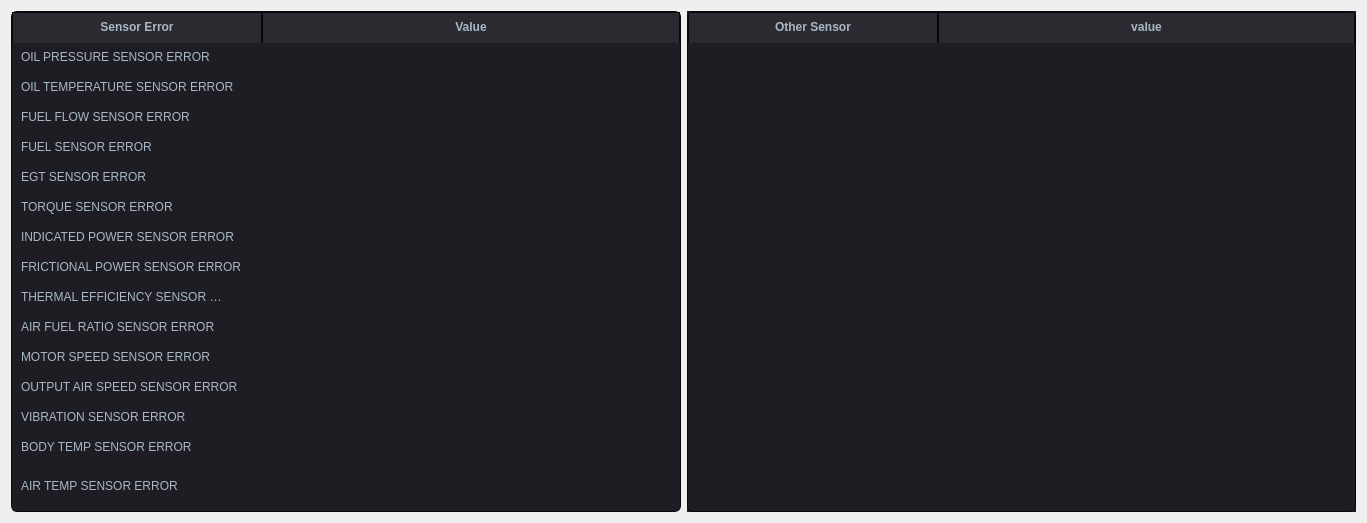
First picture: the form in src/sensorerrortable.ui, repository Mehran1383/Aircraft_Engine_Monitoring, before the edit.
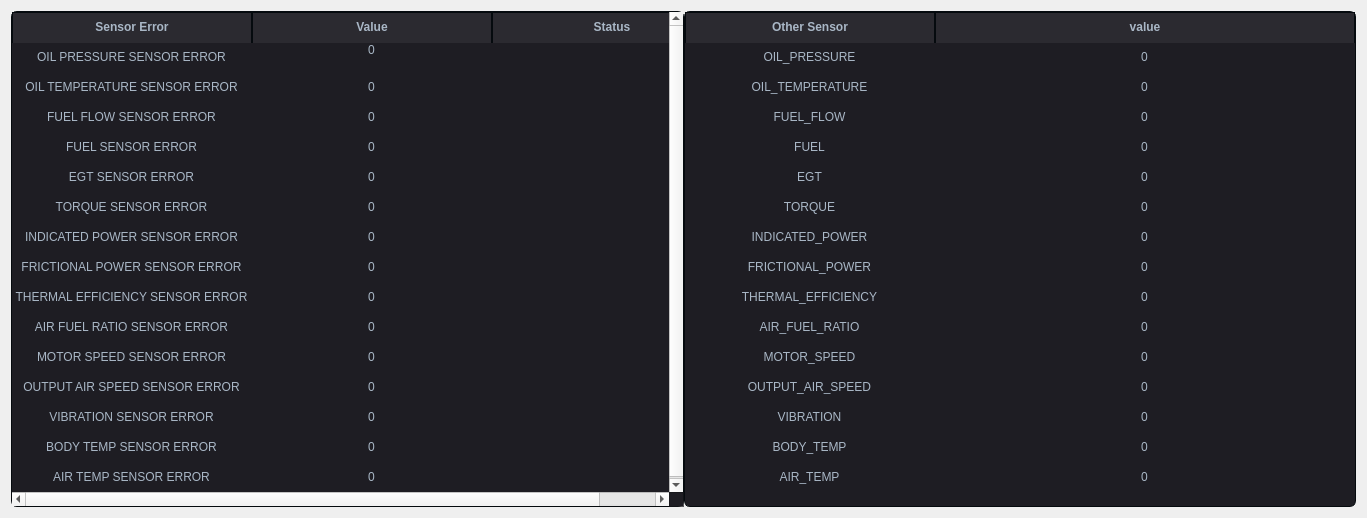
Second picture: the form after the edit.

```diff
--- a/src/sensorerrortable.ui
+++ b/src/sensorerrortable.ui
@@ -7,7 +7,7 @@
     <x>0</x>
     <y>0</y>
     <width>1367</width>
-    <height>523</height>
+    <height>518</height>
    </rect>
   </property>
   <property name="sizePolicy">
@@ -19,13 +19,13 @@
   <property name="minimumSize">
    <size>
     <width>1367</width>
-    <height>523</height>
+    <height>518</height>
    </size>
   </property>
   <property name="maximumSize">
    <size>
     <width>16777215</width>
-    <height>523</height>
+    <height>16777215</height>
    </size>
   </property>
   <property name="windowTitle">
@@ -36,15 +36,32 @@
   </property>
   <layout class="QHBoxLayout" name="horizontalLayout_3">
    <item>
+    <layout class="QHBoxLayout" name="horizontalLayout_2">
+     <property name="spacing">
+      <number>0</number>
+     </property>
+     <item>
     <layout class="QHBoxLayout" name="horizontalLayout">
+       <property name="spacing">
+        <number>0</number>
+       </property>
+       <property name="sizeConstraint">
+        <enum>QLayout::SetDefaultConstraint</enum>
+       </property>
      <item>
-      <widget class="QTableWidget" name="tableWidget">
+        <widget class="QTableWidget" name="sensorErrorTable">
        <property name="sizePolicy">
         <sizepolicy hsizetype="Expanding" vsizetype="Ignored">
          <horstretch>0</horstretch>
          <verstretch>0</verstretch>
         </sizepolicy>
        </property>
+         <property name="minimumSize">
+          <size>
+           <width>0</width>
+           <height>0</height>
+          </size>
+         </property>
        <property name="maximumSize">
         <size>
          <width>16777211</width>
@@ -65,16 +82,7 @@
     border-radius: 6px;
 }
 
-QTableWidget::item {
-    padding: 5px;
-    border: 1px solid transparent;
-	text-align:center;
-}
 
-QTableWidget::item:selected {
-    background-color: #04b97f;
-    color: #FFFFFF;
-}
 
 QHeaderView::section {
     background-color: #2b2a30;
@@ -92,9 +100,7 @@
     border-right: 2px solid #2b2a30;
 }
 
-QTableWidget::item:hover {
-    background-color: #3a3a3a;
-}
+
 
 QTableWidget::item:pressed {
     background-color: #007b50;
@@ -103,7 +109,7 @@
 </string>
        </property>
        <property name="frameShape">
-        <enum>QFrame::Panel</enum>
+          <enum>QFrame::NoFrame</enum>
        </property>
        <property name="autoScrollMargin">
         <number>10</number>
@@ -120,17 +126,14 @@
        <property name="selectionMode">
         <enum>QAbstractItemView::NoSelection</enum>
        </property>
-       <property name="selectionBehavior">
-        <enum>QAbstractItemView::SelectItems</enum>
-       </property>
        <property name="textElideMode">
         <enum>Qt::ElideLeft</enum>
        </property>
        <property name="verticalScrollMode">
-        <enum>QAbstractItemView::ScrollPerItem</enum>
+          <enum>QAbstractItemView::ScrollPerPixel</enum>
        </property>
        <property name="horizontalScrollMode">
-        <enum>QAbstractItemView::ScrollPerItem</enum>
+          <enum>QAbstractItemView::ScrollPerPixel</enum>
        </property>
        <property name="showGrid">
         <bool>true</bool>
@@ -145,10 +148,10 @@
         <bool>false</bool>
        </attribute>
        <attribute name="horizontalHeaderMinimumSectionSize">
-        <number>37</number>
+          <number>100</number>
        </attribute>
        <attribute name="horizontalHeaderDefaultSectionSize">
-        <number>250</number>
+          <number>240</number>
        </attribute>
        <attribute name="horizontalHeaderHighlightSections">
         <bool>true</bool>
@@ -162,6 +165,9 @@
        <attribute name="verticalHeaderVisible">
         <bool>false</bool>
        </attribute>
+         <attribute name="verticalHeaderCascadingSectionResizes">
+          <bool>false</bool>
+         </attribute>
        <attribute name="verticalHeaderMinimumSectionSize">
         <number>20</number>
        </attribute>
@@ -172,10 +178,10 @@
         <bool>true</bool>
        </attribute>
        <attribute name="verticalHeaderShowSortIndicator" stdset="0">
-        <bool>true</bool>
+          <bool>false</bool>
        </attribute>
        <attribute name="verticalHeaderStretchLastSection">
-        <bool>true</bool>
+          <bool>false</bool>
        </attribute>
        <row/>
        <row/>
@@ -202,100 +208,373 @@
          <string>Value</string>
         </property>
        </column>
+         <column>
+          <property name="text">
+           <string>Status</string>
+          </property>
+         </column>
        <item row="0" column="0">
         <property name="text">
          <string>OIL PRESSURE SENSOR ERROR</string>
         </property>
+          <property name="textAlignment">
+           <set>AlignCenter</set>
+          </property>
+         </item>
+         <item row="0" column="1">
+          <property name="text">
+           <string>0</string>
+          </property>
+          <property name="textAlignment">
+           <set>AlignHCenter|AlignTop</set>
+          </property>
+          <property name="flags">
+           <set>ItemIsEnabled</set>
+          </property>
+         </item>
+         <item row="0" column="2">
+          <property name="text">
+           <string/>
+          </property>
+          <property name="textAlignment">
+           <set>AlignCenter</set>
+          </property>
        </item>
        <item row="1" column="0">
         <property name="text">
          <string>OIL TEMPERATURE SENSOR ERROR</string>
         </property>
+          <property name="textAlignment">
+           <set>AlignCenter</set>
+          </property>
+         </item>
+         <item row="1" column="1">
+          <property name="text">
+           <string>0</string>
+          </property>
+          <property name="textAlignment">
+           <set>AlignCenter</set>
+          </property>
+         </item>
+         <item row="1" column="2">
+          <property name="textAlignment">
+           <set>AlignCenter</set>
+          </property>
        </item>
        <item row="2" column="0">
         <property name="text">
          <string>FUEL FLOW SENSOR ERROR</string>
         </property>
+          <property name="textAlignment">
+           <set>AlignCenter</set>
+          </property>
+         </item>
+         <item row="2" column="1">
+          <property name="text">
+           <string>0</string>
+          </property>
+          <property name="textAlignment">
+           <set>AlignCenter</set>
+          </property>
+         </item>
+         <item row="2" column="2">
+          <property name="textAlignment">
+           <set>AlignCenter</set>
+          </property>
        </item>
        <item row="3" column="0">
         <property name="text">
          <string>FUEL SENSOR ERROR</string>
         </property>
+          <property name="textAlignment">
+           <set>AlignCenter</set>
+          </property>
+         </item>
+         <item row="3" column="1">
+          <property name="text">
+           <string>0</string>
+          </property>
+          <property name="textAlignment">
+           <set>AlignCenter</set>
+          </property>
+         </item>
+         <item row="3" column="2">
+          <property name="textAlignment">
+           <set>AlignCenter</set>
+          </property>
        </item>
        <item row="4" column="0">
         <property name="text">
          <string>EGT SENSOR ERROR</string>
         </property>
+          <property name="textAlignment">
+           <set>AlignCenter</set>
+          </property>
+         </item>
+         <item row="4" column="1">
+          <property name="text">
+           <string>0</string>
+          </property>
+          <property name="textAlignment">
+           <set>AlignCenter</set>
+          </property>
+         </item>
+         <item row="4" column="2">
+          <property name="textAlignment">
+           <set>AlignCenter</set>
+          </property>
        </item>
        <item row="5" column="0">
         <property name="text">
          <string>TORQUE SENSOR ERROR</string>
         </property>
+          <property name="textAlignment">
+           <set>AlignCenter</set>
+          </property>
+         </item>
+         <item row="5" column="1">
+          <property name="text">
+           <string>0</string>
+          </property>
+          <property name="textAlignment">
+           <set>AlignCenter</set>
+          </property>
+         </item>
+         <item row="5" column="2">
+          <property name="textAlignment">
+           <set>AlignCenter</set>
+          </property>
        </item>
        <item row="6" column="0">
         <property name="text">
          <string>INDICATED POWER SENSOR ERROR</string>
         </property>
+          <property name="textAlignment">
+           <set>AlignCenter</set>
+          </property>
+         </item>
+         <item row="6" column="1">
+          <property name="text">
+           <string>0</string>
+          </property>
+          <property name="textAlignment">
+           <set>AlignCenter</set>
+          </property>
+         </item>
+         <item row="6" column="2">
+          <property name="textAlignment">
+           <set>AlignCenter</set>
+          </property>
        </item>
        <item row="7" column="0">
         <property name="text">
          <string>FRICTIONAL POWER SENSOR ERROR</string>
         </property>
+          <property name="textAlignment">
+           <set>AlignCenter</set>
+          </property>
+         </item>
+         <item row="7" column="1">
+          <property name="text">
+           <string>0</string>
+          </property>
+          <property name="textAlignment">
+           <set>AlignCenter</set>
+          </property>
+         </item>
+         <item row="7" column="2">
+          <property name="textAlignment">
+           <set>AlignCenter</set>
+          </property>
        </item>
        <item row="8" column="0">
         <property name="text">
          <string>THERMAL EFFICIENCY SENSOR ERROR</string>
         </property>
+          <property name="textAlignment">
+           <set>AlignCenter</set>
+          </property>
+         </item>
+         <item row="8" column="1">
+          <property name="text">
+           <string>0</string>
+          </property>
+          <property name="textAlignment">
+           <set>AlignCenter</set>
+          </property>
+         </item>
+         <item row="8" column="2">
+          <property name="textAlignment">
+           <set>AlignCenter</set>
+          </property>
        </item>
        <item row="9" column="0">
         <property name="text">
          <string>AIR FUEL RATIO SENSOR ERROR</string>
         </property>
+          <property name="textAlignment">
+           <set>AlignCenter</set>
+          </property>
+         </item>
+         <item row="9" column="1">
+          <property name="text">
+           <string>0</string>
+          </property>
+          <property name="textAlignment">
+           <set>AlignCenter</set>
+          </property>
+         </item>
+         <item row="9" column="2">
+          <property name="text">
+           <string/>
+          </property>
+          <property name="textAlignment">
+           <set>AlignCenter</set>
+          </property>
        </item>
        <item row="10" column="0">
         <property name="text">
          <string>MOTOR SPEED SENSOR ERROR</string>
         </property>
+          <property name="textAlignment">
+           <set>AlignCenter</set>
+          </property>
+         </item>
+         <item row="10" column="1">
+          <property name="text">
+           <string>0</string>
+          </property>
+          <property name="textAlignment">
+           <set>AlignCenter</set>
+          </property>
+         </item>
+         <item row="10" column="2">
+          <property name="text">
+           <string/>
+          </property>
+          <property name="textAlignment">
+           <set>AlignCenter</set>
+          </property>
        </item>
        <item row="11" column="0">
         <property name="text">
          <string>OUTPUT AIR SPEED SENSOR ERROR</string>
         </property>
+          <property name="textAlignment">
+           <set>AlignCenter</set>
+          </property>
+         </item>
+         <item row="11" column="1">
+          <property name="text">
+           <string>0</string>
+          </property>
+          <property name="textAlignment">
+           <set>AlignCenter</set>
+          </property>
+         </item>
+         <item row="11" column="2">
+          <property name="text">
+           <string/>
+          </property>
+          <property name="textAlignment">
+           <set>AlignCenter</set>
+          </property>
        </item>
        <item row="12" column="0">
         <property name="text">
          <string>VIBRATION SENSOR ERROR</string>
         </property>
+          <property name="textAlignment">
+           <set>AlignCenter</set>
+          </property>
+         </item>
+         <item row="12" column="1">
+          <property name="text">
+           <string>0</string>
+          </property>
+          <property name="textAlignment">
+           <set>AlignCenter</set>
+          </property>
+         </item>
+         <item row="12" column="2">
+          <property name="text">
+           <string/>
+          </property>
+          <property name="textAlignment">
+           <set>AlignCenter</set>
+          </property>
        </item>
        <item row="13" column="0">
         <property name="text">
          <string>BODY TEMP SENSOR ERROR</string>
         </property>
+          <property name="textAlignment">
+           <set>AlignCenter</set>
+          </property>
+         </item>
+         <item row="13" column="1">
+          <property name="text">
+           <string>0</string>
+          </property>
+          <property name="textAlignment">
+           <set>AlignCenter</set>
+          </property>
+         </item>
+         <item row="13" column="2">
+          <property name="text">
+           <string/>
+          </property>
+          <property name="textAlignment">
+           <set>AlignCenter</set>
+          </property>
        </item>
        <item row="14" column="0">
         <property name="text">
          <string>AIR TEMP SENSOR ERROR</string>
         </property>
+          <property name="textAlignment">
+           <set>AlignCenter</set>
+          </property>
+         </item>
+         <item row="14" column="1">
+          <property name="text">
+           <string>0</string>
+          </property>
+          <property name="textAlignment">
+           <set>AlignCenter</set>
+          </property>
+         </item>
+         <item row="14" column="2">
+          <property name="text">
+           <string/>
+          </property>
+          <property name="textAlignment">
+           <set>AlignCenter</set>
+          </property>
        </item>
       </widget>
      </item>
     </layout>
    </item>
    <item>
-    <layout class="QHBoxLayout" name="horizontalLayout_2">
-     <item>
-      <widget class="QTableWidget" name="tableWidget_2">
+      <widget class="QTableWidget" name="sensorOtherTable">
        <property name="sizePolicy">
         <sizepolicy hsizetype="Expanding" vsizetype="Ignored">
          <horstretch>0</horstretch>
          <verstretch>0</verstretch>
         </sizepolicy>
        </property>
-       <property name="focusPolicy">
-        <enum>Qt::WheelFocus</enum>
+       <property name="minimumSize">
+        <size>
+         <width>0</width>
+         <height>0</height>
+        </size>
        </property>
-       <property name="autoFillBackground">
-        <bool>true</bool>
+       <property name="maximumSize">
+        <size>
+         <width>16777211</width>
+         <height>16777215</height>
+        </size>
        </property>
        <property name="styleSheet">
         <string notr="true">QTableWidget {
@@ -305,16 +584,7 @@
     border-radius: 6px;
 }
 
-QTableWidget::item {
-    padding: 5px;
-    border: 1px solid transparent;
-	text-align:center;
-}
 
-QTableWidget::item:selected {
-    background-color: #04b97f;
-    color: #FFFFFF;
-}
 
 QHeaderView::section {
     background-color: #2b2a30;
@@ -332,9 +602,7 @@
     border-right: 2px solid #2b2a30;
 }
 
-QTableWidget::item:hover {
-    background-color: #3a3a3a;
-}
+
 
 QTableWidget::item:pressed {
     background-color: #007b50;
@@ -367,10 +635,13 @@
         <enum>QAbstractItemView::SelectItems</enum>
        </property>
        <property name="textElideMode">
-        <enum>Qt::ElideLeft</enum>
+        <enum>Qt::ElideMiddle</enum>
+       </property>
+       <property name="verticalScrollMode">
+        <enum>QAbstractItemView::ScrollPerPixel</enum>
        </property>
        <property name="horizontalScrollMode">
-        <enum>QAbstractItemView::ScrollPerItem</enum>
+        <enum>QAbstractItemView::ScrollPerPixel</enum>
        </property>
        <property name="gridStyle">
         <enum>Qt::NoPen</enum>
@@ -406,10 +677,10 @@
         <number>30</number>
        </attribute>
        <attribute name="verticalHeaderShowSortIndicator" stdset="0">
-        <bool>true</bool>
+        <bool>false</bool>
        </attribute>
        <attribute name="verticalHeaderStretchLastSection">
-        <bool>true</bool>
+        <bool>false</bool>
        </attribute>
        <row/>
        <row/>
@@ -436,6 +707,249 @@
          <string>value</string>
         </property>
        </column>
+       <item row="0" column="0">
+        <property name="text">
+         <string>OIL_PRESSURE</string>
+        </property>
+        <property name="textAlignment">
+         <set>AlignCenter</set>
+        </property>
+        <property name="flags">
+         <set>ItemIsDropEnabled|ItemIsUserCheckable|ItemIsEnabled</set>
+        </property>
+       </item>
+       <item row="0" column="1">
+        <property name="text">
+         <string>0</string>
+        </property>
+        <property name="textAlignment">
+         <set>AlignCenter</set>
+        </property>
+       </item>
+       <item row="1" column="0">
+        <property name="text">
+         <string>OIL_TEMPERATURE</string>
+        </property>
+        <property name="textAlignment">
+         <set>AlignCenter</set>
+        </property>
+       </item>
+       <item row="1" column="1">
+        <property name="text">
+         <string>0</string>
+        </property>
+        <property name="textAlignment">
+         <set>AlignCenter</set>
+        </property>
+       </item>
+       <item row="2" column="0">
+        <property name="text">
+         <string>FUEL_FLOW</string>
+        </property>
+        <property name="textAlignment">
+         <set>AlignCenter</set>
+        </property>
+       </item>
+       <item row="2" column="1">
+        <property name="text">
+         <string>0</string>
+        </property>
+        <property name="textAlignment">
+         <set>AlignCenter</set>
+        </property>
+       </item>
+       <item row="3" column="0">
+        <property name="text">
+         <string>FUEL</string>
+        </property>
+        <property name="textAlignment">
+         <set>AlignCenter</set>
+        </property>
+       </item>
+       <item row="3" column="1">
+        <property name="text">
+         <string>0</string>
+        </property>
+        <property name="textAlignment">
+         <set>AlignCenter</set>
+        </property>
+       </item>
+       <item row="4" column="0">
+        <property name="text">
+         <string>EGT</string>
+        </property>
+        <property name="textAlignment">
+         <set>AlignCenter</set>
+        </property>
+       </item>
+       <item row="4" column="1">
+        <property name="text">
+         <string>0</string>
+        </property>
+        <property name="textAlignment">
+         <set>AlignCenter</set>
+        </property>
+       </item>
+       <item row="5" column="0">
+        <property name="text">
+         <string>TORQUE</string>
+        </property>
+        <property name="textAlignment">
+         <set>AlignCenter</set>
+        </property>
+       </item>
+       <item row="5" column="1">
+        <property name="text">
+         <string>0</string>
+        </property>
+        <property name="textAlignment">
+         <set>AlignCenter</set>
+        </property>
+       </item>
+       <item row="6" column="0">
+        <property name="text">
+         <string>INDICATED_POWER</string>
+        </property>
+        <property name="textAlignment">
+         <set>AlignCenter</set>
+        </property>
+       </item>
+       <item row="6" column="1">
+        <property name="text">
+         <string>0</string>
+        </property>
+        <property name="textAlignment">
+         <set>AlignCenter</set>
+        </property>
+       </item>
+       <item row="7" column="0">
+        <property name="text">
+         <string>FRICTIONAL_POWER</string>
+        </property>
+        <property name="textAlignment">
+         <set>AlignCenter</set>
+        </property>
+       </item>
+       <item row="7" column="1">
+        <property name="text">
+         <string>0</string>
+        </property>
+        <property name="textAlignment">
+         <set>AlignCenter</set>
+        </property>
+       </item>
+       <item row="8" column="0">
+        <property name="text">
+         <string>THERMAL_EFFICIENCY</string>
+        </property>
+        <property name="textAlignment">
+         <set>AlignCenter</set>
+        </property>
+       </item>
+       <item row="8" column="1">
+        <property name="text">
+         <string>0</string>
+        </property>
+        <property name="textAlignment">
+         <set>AlignCenter</set>
+        </property>
+       </item>
+       <item row="9" column="0">
+        <property name="text">
+         <string>AIR_FUEL_RATIO</string>
+        </property>
+        <property name="textAlignment">
+         <set>AlignCenter</set>
+        </property>
+       </item>
+       <item row="9" column="1">
+        <property name="text">
+         <string>0</string>
+        </property>
+        <property name="textAlignment">
+         <set>AlignCenter</set>
+        </property>
+       </item>
+       <item row="10" column="0">
+        <property name="text">
+         <string>MOTOR_SPEED</string>
+        </property>
+        <property name="textAlignment">
+         <set>AlignCenter</set>
+        </property>
+       </item>
+       <item row="10" column="1">
+        <property name="text">
+         <string>0</string>
+        </property>
+        <property name="textAlignment">
+         <set>AlignCenter</set>
+        </property>
+       </item>
+       <item row="11" column="0">
+        <property name="text">
+         <string>OUTPUT_AIR_SPEED</string>
+        </property>
+        <property name="textAlignment">
+         <set>AlignCenter</set>
+        </property>
+       </item>
+       <item row="11" column="1">
+        <property name="text">
+         <string>0</string>
+        </property>
+        <property name="textAlignment">
+         <set>AlignCenter</set>
+        </property>
+       </item>
+       <item row="12" column="0">
+        <property name="text">
+         <string>VIBRATION</string>
+        </property>
+        <property name="textAlignment">
+         <set>AlignCenter</set>
+        </property>
+       </item>
+       <item row="12" column="1">
+        <property name="text">
+         <string>0</string>
+        </property>
+        <property name="textAlignment">
+         <set>AlignCenter</set>
+        </property>
+       </item>
+       <item row="13" column="0">
+        <property name="text">
+         <string>BODY_TEMP</string>
+        </property>
+        <property name="textAlignment">
+         <set>AlignCenter</set>
+        </property>
+       </item>
+       <item row="13" column="1">
+        <property name="text">
+         <string>0</string>
+        </property>
+        <property name="textAlignment">
+         <set>AlignCenter</set>
+        </property>
+       </item>
+       <item row="14" column="0">
+        <property name="text">
+         <string>AIR_TEMP</string>
+        </property>
+        <property name="textAlignment">
+         <set>AlignCenter</set>
+        </property>
+       </item>
+       <item row="14" column="1">
+        <property name="text">
+         <string>0</string>
+        </property>
+        <property name="textAlignment">
+         <set>AlignCenter</set>
+        </property>
+       </item>
       </widget>
      </item>
     </layout>
```
Lines whose indentation alone changed are shown as unchanged.
